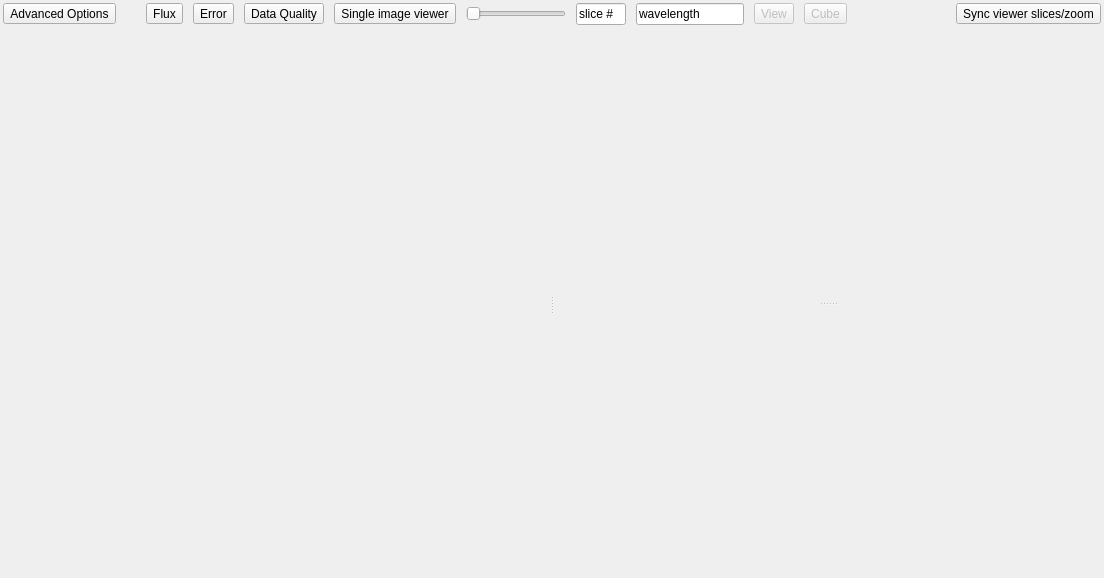
This is cubeviz/layout.ui in spacetelescope/cubeviz as Qt 5 draws it before an edit. The edited form follows.
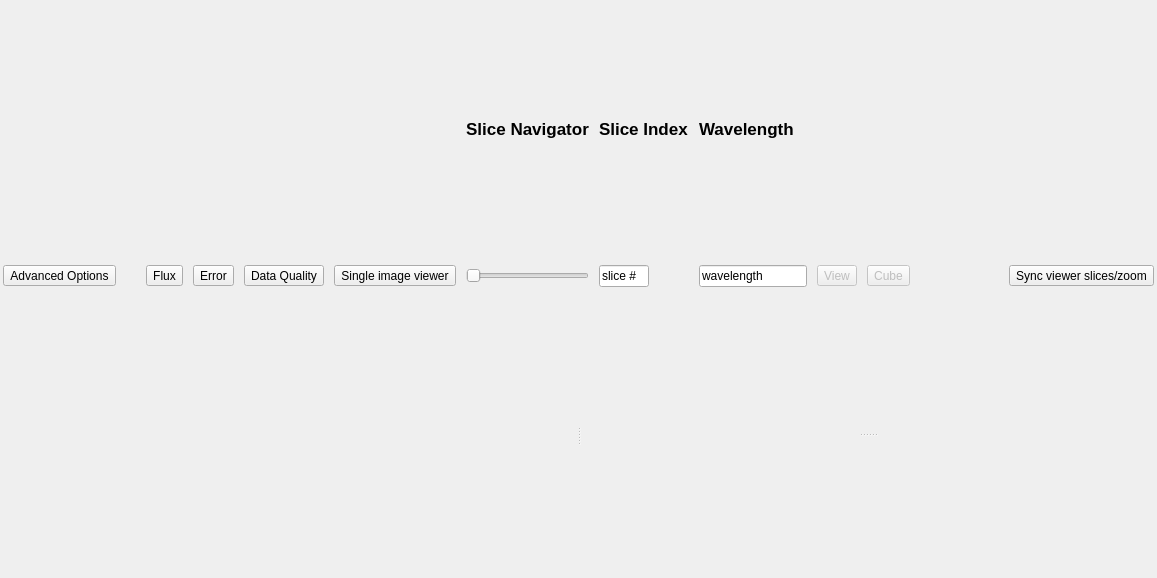
This is the edited form.

Commit message: Add labels for slice navigator, slice index, wavelength

What changed in the file:
```diff
--- a/cubeviz/layout.ui
+++ b/cubeviz/layout.ui
@@ -6,7 +6,7 @@
    <rect>
     <x>0</x>
     <y>0</y>
-    <width>1104</width>
+    <width>1157</width>
     <height>578</height>
    </rect>
   </property>
@@ -27,34 +27,43 @@
     <number>2</number>
    </property>
    <item>
-    <layout class="QHBoxLayout" name="toolbar_layout">
+    <layout class="QGridLayout" name="toolbar_layout">
      <property name="spacing">
       <number>10</number>
      </property>
-     <item>
-      <widget class="QToolButton" name="button_toggle_sidebar">
-       <property name="text">
-        <string>Advanced Options</string>
-       </property>
-      </widget>
-     </item>
-     <item>
-      <spacer name="horizontalSpacer_3">
+     <item row="1" column="6">
+      <widget class="QSlider" name="value_slice">
        <property name="orientation">
         <enum>Qt::Horizontal</enum>
        </property>
-       <property name="sizeType">
-        <enum>QSizePolicy::Fixed</enum>
+      </widget>
+     </item>
+     <item row="1" column="9">
+      <widget class="QToolButton" name="view_option_button">
+       <property name="enabled">
+        <bool>false</bool>
        </property>
-       <property name="sizeHint" stdset="0">
+       <property name="minimumSize">
         <size>
-         <width>20</width>
-         <height>20</height>
+         <width>0</width>
+         <height>0</height>
         </size>
        </property>
-      </spacer>
+       <property name="text">
+        <string>View</string>
+       </property>
+       <property name="popupMode">
+        <enum>QToolButton::InstantPopup</enum>
+       </property>
+       <property name="toolButtonStyle">
+        <enum>Qt::ToolButtonTextUnderIcon</enum>
+       </property>
+       <property name="arrowType">
+        <enum>Qt::NoArrow</enum>
+       </property>
+      </widget>
      </item>
-     <item>
+     <item row="1" column="2">
       <widget class="QToolButton" name="toggle_flux">
        <property name="text">
         <string>Flux</string>
@@ -64,17 +73,7 @@
        </property>
       </widget>
      </item>
-     <item>
-      <widget class="QToolButton" name="toggle_error">
-       <property name="text">
-        <string>Error</string>
-       </property>
-       <property name="checkable">
-        <bool>true</bool>
-       </property>
-      </widget>
-     </item>
-     <item>
+     <item row="1" column="4">
       <widget class="QToolButton" name="toggle_quality">
        <property name="text">
         <string>Data Quality</string>
@@ -84,21 +83,7 @@
        </property>
       </widget>
      </item>
-     <item>
-      <widget class="QToolButton" name="button_toggle_image_mode">
-       <property name="text">
-        <string>Single image viewer</string>
-       </property>
-      </widget>
-     </item>
-     <item>
-      <widget class="QSlider" name="value_slice">
-       <property name="orientation">
-        <enum>Qt::Horizontal</enum>
-       </property>
-      </widget>
-     </item>
-     <item>
+     <item row="1" column="7">
       <widget class="QLineEdit" name="text_slice">
        <property name="maximumSize">
         <size>
@@ -111,45 +96,14 @@
        </property>
       </widget>
      </item>
-     <item>
-      <widget class="QLineEdit" name="text_wavelength">
-       <property name="maximumSize">
-        <size>
-         <width>200</width>
-         <height>22</height>
-        </size>
-       </property>
+     <item row="1" column="5">
+      <widget class="QToolButton" name="button_toggle_image_mode">
        <property name="text">
-        <string>wavelength</string>
+        <string>Single image viewer</string>
        </property>
       </widget>
      </item>
-     <item>
-      <widget class="QToolButton" name="view_option_button">
-       <property name="enabled">
-        <bool>false</bool>
-       </property>
-       <property name="minimumSize">
-        <size>
-         <width>0</width>
-         <height>0</height>
-        </size>
-       </property>
-       <property name="text">
-        <string>View</string>
-       </property>
-       <property name="popupMode">
-        <enum>QToolButton::InstantPopup</enum>
-       </property>
-       <property name="toolButtonStyle">
-        <enum>Qt::ToolButtonTextUnderIcon</enum>
-       </property>
-       <property name="arrowType">
-        <enum>Qt::NoArrow</enum>
-       </property>
-      </widget>
-     </item>
-     <item>
+     <item row="1" column="10">
       <widget class="QToolButton" name="cube_option_button">
        <property name="enabled">
         <bool>false</bool>
@@ -174,7 +128,14 @@
        </property>
       </widget>
      </item>
-     <item>
+     <item row="1" column="0">
+      <widget class="QToolButton" name="button_toggle_sidebar">
+       <property name="text">
+        <string>Advanced Options</string>
+       </property>
+      </widget>
+     </item>
+     <item row="1" column="11">
       <spacer name="horizontalSpacer">
        <property name="orientation">
         <enum>Qt::Horizontal</enum>
@@ -187,7 +148,7 @@
        </property>
       </spacer>
      </item>
-     <item>
+     <item row="1" column="12">
       <widget class="QToolButton" name="bool_sync">
        <property name="text">
         <string>Sync viewer slices/zoom</string>
@@ -200,6 +161,97 @@
        </property>
       </widget>
      </item>
+     <item row="1" column="3">
+      <widget class="QToolButton" name="toggle_error">
+       <property name="text">
+        <string>Error</string>
+       </property>
+       <property name="checkable">
+        <bool>true</bool>
+       </property>
+      </widget>
+     </item>
+     <item row="1" column="8">
+      <widget class="QLineEdit" name="text_wavelength">
+       <property name="maximumSize">
+        <size>
+         <width>200</width>
+         <height>22</height>
+        </size>
+       </property>
+       <property name="text">
+        <string>wavelength</string>
+       </property>
+      </widget>
+     </item>
+     <item row="1" column="1">
+      <spacer name="horizontalSpacer_3">
+       <property name="orientation">
+        <enum>Qt::Horizontal</enum>
+       </property>
+       <property name="sizeType">
+        <enum>QSizePolicy::Fixed</enum>
+       </property>
+       <property name="sizeHint" stdset="0">
+        <size>
+         <width>20</width>
+         <height>20</height>
+        </size>
+       </property>
+      </spacer>
+     </item>
+     <item row="0" column="8">
+      <widget class="QLabel" name="label">
+       <property name="font">
+        <font>
+         <pointsize>13</pointsize>
+         <weight>75</weight>
+         <bold>true</bold>
+         <underline>false</underline>
+         <kerning>true</kerning>
+        </font>
+       </property>
+       <property name="text">
+        <string>Wavelength</string>
+       </property>
+      </widget>
+     </item>
+     <item row="0" column="7">
+      <widget class="QLabel" name="label_2">
+       <property name="font">
+        <font>
+         <pointsize>13</pointsize>
+         <weight>75</weight>
+         <bold>true</bold>
+         <underline>false</underline>
+        </font>
+       </property>
+       <property name="text">
+        <string>Slice Index</string>
+       </property>
+       <property name="textFormat">
+        <enum>Qt::AutoText</enum>
+       </property>
+      </widget>
+     </item>
+     <item row="0" column="6">
+      <widget class="QLabel" name="label_3">
+       <property name="font">
+        <font>
+         <pointsize>13</pointsize>
+         <weight>75</weight>
+         <bold>true</bold>
+         <underline>false</underline>
+        </font>
+       </property>
+       <property name="text">
+        <string>Slice Navigator</string>
+       </property>
+       <property name="alignment">
+        <set>Qt::AlignCenter</set>
+       </property>
+      </widget>
+     </item>
     </layout>
    </item>
    <item>
```
